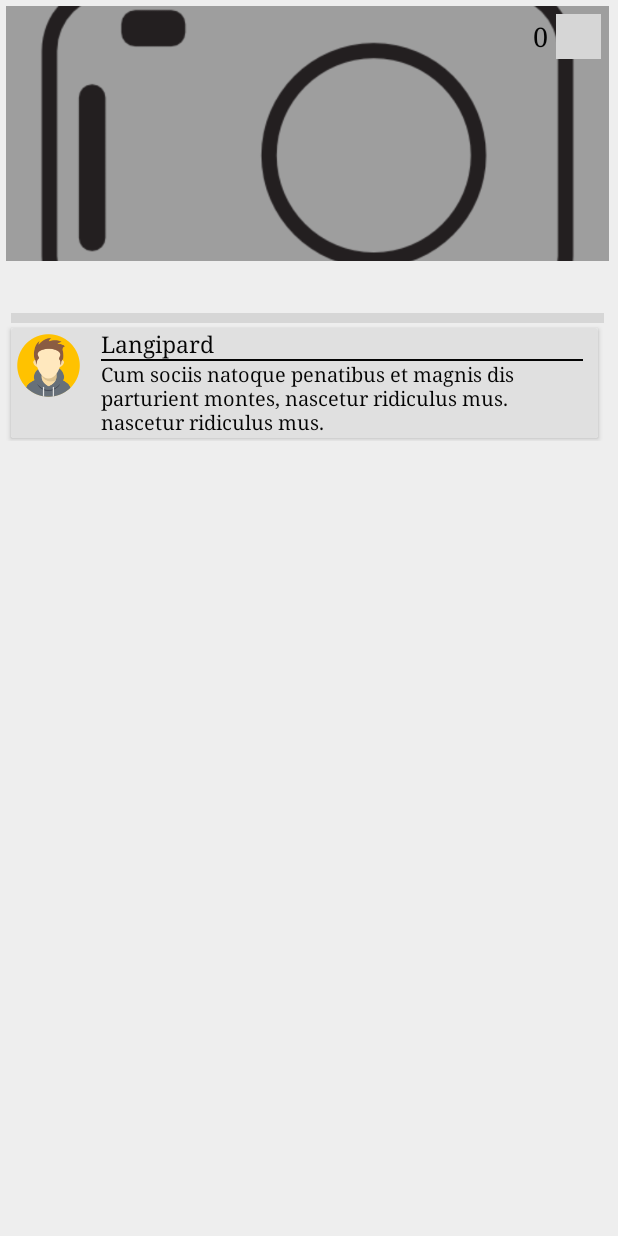
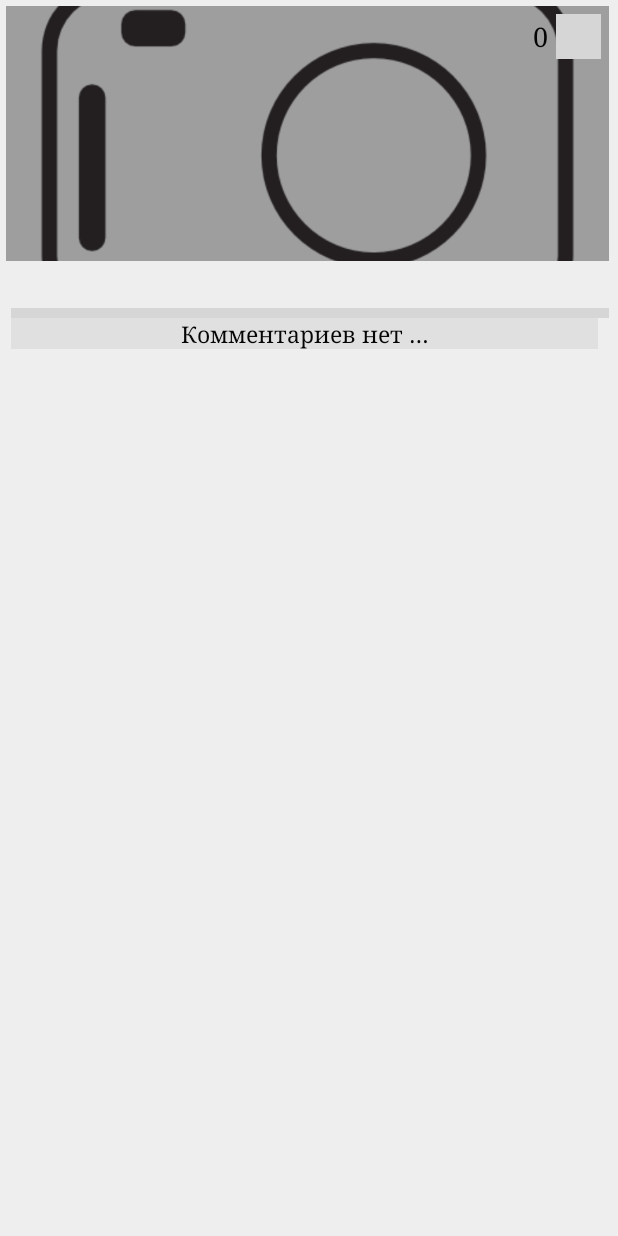
Before and after one commit to Vitalik-Priadka/NewsIT, an Android app: the fragment FullStateFragment shown on its own in the app's theme, on a phone screen of 412 x 824 dp. Run offline under Robolectric (Android 15) with nearby library versions, the phone set to English and light mode, and no system bars; our stand-ins replace Firebase (no records; nobody signed in at launch, a user with empty details on screens opened directly); libraries missing offline, so code that uses them is left out: com.firebase.ui; 5 statements that could not run were skipped; grey boxes are pictures that could not be loaded.

Commit message:
add List:  - Comment (part)

```diff
--- a/app/src/main/java/com/priadka/newsit_project/Adapter/NewsListAdapter.java
+++ b/app/src/main/java/com/priadka/newsit_project/Adapter/NewsListAdapter.java
@@ -69,6 +69,7 @@ public class NewsListAdapter extends RecyclerView.Adapter<NewsListAdapter.NewsVi
                 bundle.putString("state_text", item.getText());
                 bundle.putString("state_date", item.getDate());
                 bundle.putInt("state_rating", item.getRating());
+                bundle.putInt("state_number_comment", item.getNumberComment());
                 bundle.putString("state_image", item.getImage());
                 // Сохраняем данную информацию и передаем ее в FullStateFragment
                 FragmentTransaction transaction;
--- a/app/src/main/java/com/priadka/newsit_project/Constant.java
+++ b/app/src/main/java/com/priadka/newsit_project/Constant.java
@@ -30,6 +30,12 @@ public class Constant {
 
     public static final String F_S_IMAGE_DATABASE = "Article_Images";
     public static final String F_STATE = "Articles";
+    public static final String F_STATE_COMMENTS = "Comments";
+    public static final String F_STATE_COMMENT_IMAGE = "Image";
+    public static final String F_STATE_COMMENT_DATE = "Date";
+    public static final String F_STATE_COMMENT_AUTHOR = "Author";
+    public static final String F_STATE_COMMENT_TEXT = "Text";
+
     public static final String F_S_DATE = "Date";
     public static final String F_S_IMAGE = "Image";
     public static final String F_S_RATING = "Rating";
--- a/app/src/main/java/com/priadka/newsit_project/DTO/NewsDTO.java
+++ b/app/src/main/java/com/priadka/newsit_project/DTO/NewsDTO.java
@@ -39,7 +39,4 @@ public class NewsDTO {
 
     public String getDate() {return date;}
     public void setDate(String date) {this.date = date;}
-
-    public Integer getNumber_comment() {return number_comment;}
-    public void setNumber_comment(Integer number_comment) {this.number_comment = number_comment;}
 }
--- a/app/src/main/java/com/priadka/newsit_project/fragment/FullStateFragment.java
+++ b/app/src/main/java/com/priadka/newsit_project/fragment/FullStateFragment.java
@@ -1,8 +1,11 @@
 package com.priadka.newsit_project.fragment;
 
+import android.content.Context;
 import android.graphics.Color;
 import android.os.Bundle;
 import android.support.v4.app.Fragment;
+import android.support.v7.widget.LinearLayoutManager;
+import android.support.v7.widget.RecyclerView;
 import android.util.Log;
 import android.view.KeyEvent;
 import android.view.LayoutInflater;
@@ -24,24 +27,42 @@ import com.google.firebase.database.DataSnapshot;
 import com.google.firebase.database.DatabaseError;
 import com.google.firebase.database.DatabaseReference;
 import com.google.firebase.database.FirebaseDatabase;
+import com.google.firebase.database.Query;
+import com.google.firebase.database.ServerValue;
 import com.google.firebase.database.ValueEventListener;
 import com.google.firebase.storage.FirebaseStorage;
 import com.google.firebase.storage.StorageReference;
+import com.priadka.newsit_project.Adapter.CommentListAdapter;
 import com.priadka.newsit_project.Constant;
+import com.priadka.newsit_project.DTO.CommentDTO;
 import com.priadka.newsit_project.DTO.UserDTO;
 import com.priadka.newsit_project.MainActivity;
 import com.priadka.newsit_project.R;
 
+import java.sql.Date;
+import java.text.SimpleDateFormat;
+import java.util.ArrayList;
+import java.util.Collections;
+import java.util.List;
+
 import static com.priadka.newsit_project.Constant.F_STATE;
+import static com.priadka.newsit_project.Constant.F_STATE_COMMENTS;
+import static com.priadka.newsit_project.Constant.F_STATE_COMMENT_AUTHOR;
+import static com.priadka.newsit_project.Constant.F_STATE_COMMENT_DATE;
+import static com.priadka.newsit_project.Constant.F_STATE_COMMENT_IMAGE;
+import static com.priadka.newsit_project.Constant.F_STATE_COMMENT_TEXT;
 import static com.priadka.newsit_project.Constant.F_S_IMAGE_DATABASE;
 import static com.priadka.newsit_project.Constant.F_S_RATING;
+
 // Класс "с логикой" фрагмента полной статьи
 public class FullStateFragment extends Fragment {
     private ImageButton starButton, sendComment;
     private TextView rating;
     private EditText commentField;
+    protected Context context;
 
     private UserDTO user;
+    private List<CommentDTO> dataComment;
     private FirebaseAuth mAuth;
     private DatabaseReference myRefState;
 
@@ -64,7 +85,11 @@ public class FullStateFragment extends Fragment {
             state_date = bundle.getString("state_date");
             state_image = bundle.getString("state_image");
             state_rating = bundle.getInt("state_rating",0);
+            state_rating = bundle.getInt("state_number_comment",0);
         }
+        RecyclerView rv = (RecyclerView) view.findViewById(R.id.recycleViewComment);
+        rv.setLayoutManager( new LinearLayoutManager(context));
+        rv.setAdapter(new CommentListAdapter(CommentList()));
         return view;
     }
 
@@ -115,13 +140,57 @@ public class FullStateFragment extends Fragment {
         }
         myRefState = FirebaseDatabase.getInstance().getReference().child(F_STATE).child(String.valueOf(state_id));
     }
+
+    private List<CommentDTO> CommentList() {
+        dataComment = new ArrayList<>();
+        DatabaseReference myRefComment = FirebaseDatabase.getInstance().getReference().child(F_STATE).child(String.valueOf(state_id)).child(F_STATE_COMMENTS);
+        Query query = myRefComment.orderByValue();
+        query.addListenerForSingleValueEvent(new ValueEventListener() {
+            @Override
+            public void onDataChange(DataSnapshot dataSnapshot) {
+                RecyclerView viewR = (RecyclerView) getActivity().findViewById(R.id.recycleViewComment);
+                TextView empty = (TextView) getActivity().findViewById(R.id.comment_null);
+                if (dataSnapshot.exists()) {
+                    for (DataSnapshot comment : dataSnapshot.getChildren()) {
+                        String id = String.valueOf(comment.getKey());
+                        Integer image = Integer.valueOf(String.valueOf(comment.child(F_STATE_COMMENT_IMAGE).getValue()));
+                        String date = String.valueOf(comment.child(F_STATE_COMMENT_DATE).getValue());
+                        String author = String.valueOf(comment.child(F_STATE_COMMENT_AUTHOR).getValue());
+                        String text = String.valueOf(comment.child(F_STATE_COMMENT_TEXT).getValue());
+                        SimpleDateFormat sfd = new SimpleDateFormat("HH:mm  dd.MM.yy");
+                        String time = sfd.format(new Date(Long.valueOf(date)));
+                        dataComment.add(new CommentDTO(id, image, time, author, text));
+                    }
+                    if (viewR != null && empty != null){
+                        viewR.setVisibility(View.VISIBLE);
+                        empty.setVisibility(View.GONE);}
+                    Collections.reverse(dataComment);
+                }
+                else {
+                    if (viewR != null && empty != null){
+                        empty.setVisibility(View.VISIBLE);
+                        viewR.setVisibility(View.GONE);}
+                }
+            }
+            @Override
+            public void onCancelled(DatabaseError databaseError) {
+            }
+        });
+        return  dataComment;
+    }
+
     // Отправка коментария
     private void enterComment(){
         if (commentField.getText().length() > 0) {
             // Отправка на сервер (id статьи , имя пользователя, текст коммента, дата)
-            Toast.makeText(getActivity(), "Отправка коммента", Toast.LENGTH_SHORT).show();
+            Toast.makeText(getActivity(), "Отправка комментария!", Toast.LENGTH_SHORT).show();
+            ((MainActivity)getActivity()).hideKeyboard();
+            DatabaseReference myRefComment = FirebaseDatabase.getInstance().getReference().child(F_STATE).child(String.valueOf(state_id)).child(F_STATE_COMMENTS).child(String.valueOf(mAuth.getCurrentUser().getUid()));
+            myRefComment.child(F_STATE_COMMENT_AUTHOR).setValue(user.getUser_login());
+            myRefComment.child(F_STATE_COMMENT_DATE).setValue(ServerValue.TIMESTAMP);
+            myRefComment.child(F_STATE_COMMENT_IMAGE).setValue(String.valueOf(user.getUser_image()));
+            myRefComment.child(F_STATE_COMMENT_TEXT).setValue(String.valueOf(commentField.getText()));
             commentField.setText(null);
-            ((MainActivity)getActivity()).hideKeyboard();
         }
         commentField.clearFocus();
     }
--- a/app/src/main/res/layout/fullstate_layout.xml
+++ b/app/src/main/res/layout/fullstate_layout.xml
@@ -17,8 +17,8 @@
         <LinearLayout
             android:layout_width="match_parent"
             android:layout_height="wrap_content"
-            android:layout_marginLeft="4dp"
-            android:layout_marginRight="6dp"
+            android:layout_marginStart="4dp"
+            android:layout_marginEnd="6dp"
             android:paddingTop="4dp"
             android:paddingBottom="4dp"
             android:orientation="vertical">
@@ -73,7 +73,7 @@
             <LinearLayout
                 android:layout_width="match_parent"
                 android:layout_height="match_parent"
-                android:layout_margin="3dp"
+                android:layout_marginStart="3dp"
                 android:orientation="horizontal"
                 android:paddingBottom="3dp">
                 <View
@@ -103,9 +103,11 @@
                 <EditText
                     android:id="@+id/state_comment_field"
                     style="@style/TextStyleBig"
-                    android:layout_width="300dp"
+                    android:layout_width="wrap_content"
                     android:layout_height="wrap_content"
+                    android:layout_weight="9"
                     android:layout_gravity="center"
+                    android:layout_marginStart="10dp"
                     android:fontFamily="sans-serif"
                     android:hint="@string/state_comment"
                     android:inputType="text"
@@ -117,6 +119,7 @@
                     android:id="@+id/sendComment"
                     android:layout_width="wrap_content"
                     android:layout_height="match_parent"
+                    android:layout_weight="1"
                     android:layout_margin="5dp"
                     android:background="@null"
                     android:contentDescription="@string/state_comment_description"
@@ -126,14 +129,18 @@
                 android:id="@+id/recycleViewComment"
                 android:layout_width="match_parent"
                 android:layout_height="wrap_content"
-                android:nestedScrollingEnabled="false"
-                android:layout_marginStart="3dp"
-                android:layout_marginEnd="6dp"
-                android:paddingTop="4dp"
-                android:paddingBottom="3dp"
                 android:visibility="gone"/>
-
-            <include layout="@layout/comment_layout"/>
+            <TextView
+                android:id="@+id/comment_null"
+                android:layout_width="match_parent"
+                android:layout_height="wrap_content"
+                android:gravity="center"
+                android:textColor="?attr/colorText"
+                android:background="?attr/colorMainBackgroundState"
+                style="@style/TextStyleMedium"
+                android:text="@string/state_comment_null"
+                android:layout_marginEnd="7dp"
+                android:layout_marginStart="3dp" />
         </LinearLayout>
     </ScrollView>
 </LinearLayout>
--- a/app/src/main/res/values/strings.xml
+++ b/app/src/main/res/values/strings.xml
@@ -33,7 +33,8 @@
     <string name="test_rate" translatable="false">128</string>
     <string name="test_number_comments" translatable="false">5</string>
 
-    <string name="state_comment">Текст комментария&#8230;</string>
+    <string name="state_comment">Текст комментария &#8230;</string>
+    <string name="state_comment_null">Комментариев нет &#8230;</string>
     <string name="test_user_name" translatable="false">Langipard</string>
     <string name="test_user_comment" translatable="false">Cum sociis natoque penatibus et magnis dis parturient montes, nascetur ridiculus mus. nascetur ridiculus mus.</string>
 
```
Also changed, not shown: app/src/main/java/com/priadka/newsit_project/Adapter/CommentListAdapter.java (added, +60 -0 lines), app/src/main/java/com/priadka/newsit_project/DTO/CommentDTO.java (added, +31 -0 lines), app/src/main/java/com/priadka/newsit_project/MainActivity.java (+8 -8 lines), app/src/main/res/layout/comment_layout.xml (+16 -2 lines), 1 other file.
